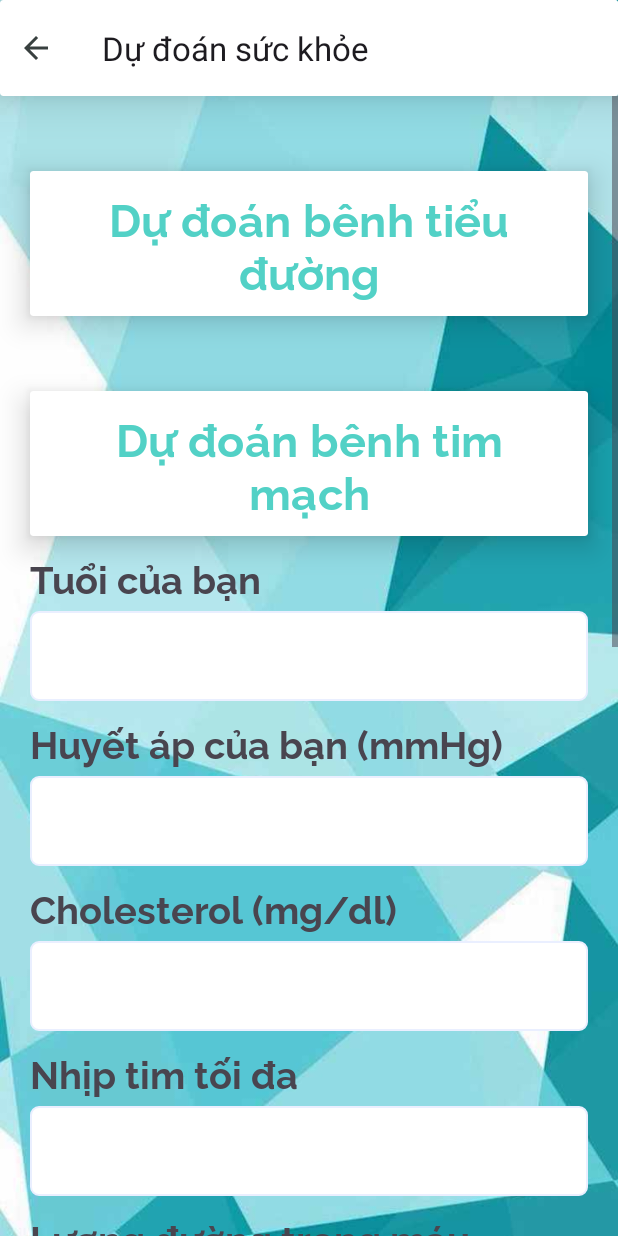
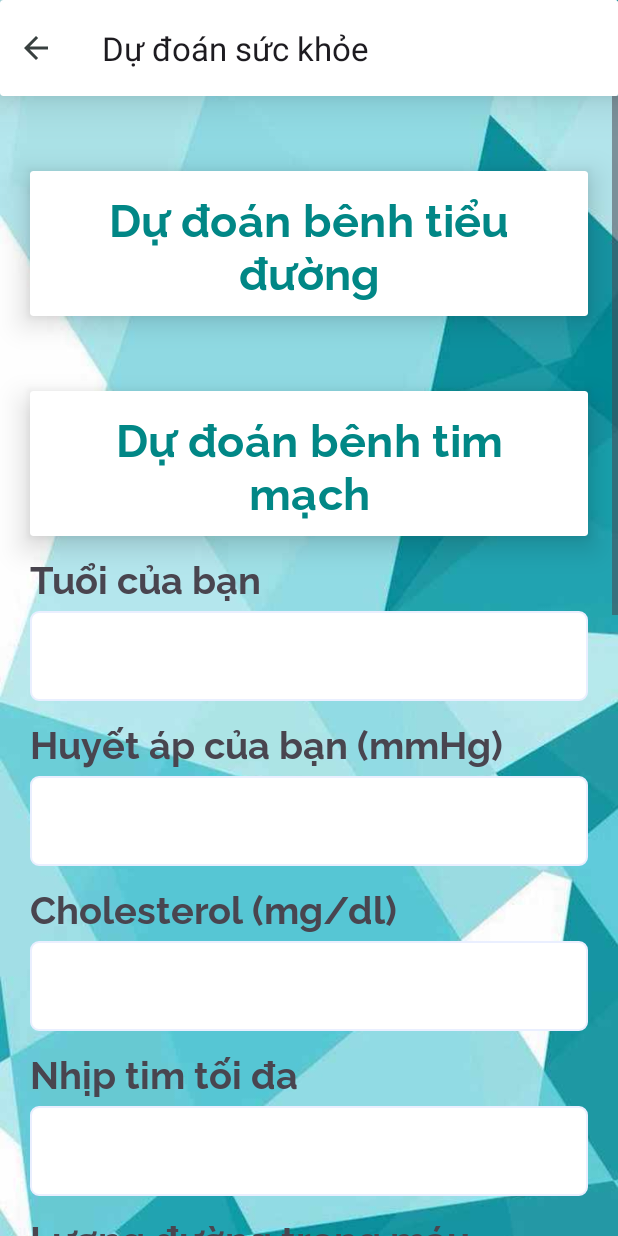
Before and after one commit to Hissatsu265/DoctorOn, an Android app: the layout activity_predict_health.xml on its own in the app's theme, with its tools: preview values and no code run, on a phone screen of 412 x 824 dp. Run offline under Robolectric (Android 15) with nearby library versions, the phone set to English and light mode, and no system bars.

Commit message:
xử lý dự đoán sk

```diff
--- a/app/build.gradle.kts
+++ b/app/build.gradle.kts
@@ -44,6 +44,9 @@ android {
 }
 
 dependencies {
+    implementation("com.squareup.retrofit2:retrofit:2.9.0")
+    implementation("com.squareup.retrofit2:converter-gson:2.9.0")
+
     implementation("com.prolificinteractive:material-calendarview:1.4.3")
     implementation("com.jjoe64:graphview:4.2.2")
     implementation("androidx.core:core-ktx:1.12.0")
--- a/app/src/main/AndroidManifest.xml
+++ b/app/src/main/AndroidManifest.xml
@@ -8,6 +8,7 @@
 
     <application
         android:allowBackup="true"
+        android:usesCleartextTraffic="true"
         android:dataExtractionRules="@xml/data_extraction_rules"
         android:fullBackupContent="@xml/backup_rules"
         android:icon="@mipmap/ic_launcher"
@@ -50,13 +51,13 @@
             android:name=".Activities.Home"
             android:exported="false" />
         <activity
-            android:name=".Activities.MainActivity"
+            android:name=".Activities.Begin"
             android:exported="false" />
         <activity
             android:name=".Activities.Signup"
             android:exported="false" />
         <activity
-            android:name=".Activities.Begin"
+            android:name=".Activities.MainActivity"
             android:exported="true">
             <intent-filter>
                 <action android:name="android.intent.action.MAIN" />
--- a/app/src/main/java/com/example/doctoron/Activities/MainActivity.kt
+++ b/app/src/main/java/com/example/doctoron/Activities/MainActivity.kt
@@ -31,12 +31,12 @@ import com.google.android.material.navigation.NavigationView
 class MainActivity : AppCompatActivity(), NavigationView.OnNavigationItemSelectedListener {
     private lateinit var fragmentManager: FragmentManager
     private lateinit var drawerLayout: androidx.drawerlayout.widget.DrawerLayout
-    var user_ID:String=""
+    var user_ID:String="gTt4CW1WkAVfIWxVcTJEyQ1Akwi2"
     override fun onCreate(savedInstanceState: Bundle?) {
         try {
 
             //---------------truyen user id ------------------------
-            user_ID=intent.getStringExtra("user_ID").toString()
+//            user_ID=intent.getStringExtra("user_ID").toString()
             //----------------------------------------------------
             super.onCreate(savedInstanceState)
             setContentView(R.layout.activity_main)
--- a/app/src/main/res/layout/activity_predict_health.xml
+++ b/app/src/main/res/layout/activity_predict_health.xml
@@ -41,6 +41,7 @@
             android:layout_height="match_parent"
             android:orientation="vertical">
             <androidx.cardview.widget.CardView
+                android:id="@+id/btn_predict_diabete"
                 android:layout_marginTop="50dp"
                 android:layout_marginStart="20dp"
                 android:layout_marginEnd="20dp"
@@ -48,16 +49,18 @@
                 android:layout_height="wrap_content"
                 app:cardElevation="12dp">
                 <Button
+                    android:id="@+id/btn_predict_diabetes"
                     android:fontFamily="@font/font7"
                     android:background="@drawable/rectangle_border_name_primary_radius_8"
                     android:layout_width="match_parent"
                     android:layout_height="wrap_content"
                     android:text="Dự đoán bênh tiểu đường"
-                    android:textColor="@color/cyan_300"
+                    android:textColor="@color/teal_700"
                     android:textSize="30dp"
                     />
             </androidx.cardview.widget.CardView>
             <androidx.cardview.widget.CardView
+                android:id="@+id/btn_predict_heart"
                 android:layout_marginTop="50dp"
                 android:layout_marginStart="20dp"
                 android:layout_marginEnd="20dp"
@@ -65,16 +68,18 @@
                 android:layout_height="wrap_content"
                 app:cardElevation="12dp">
                 <Button
+                    android:id="@+id/btn_predict_heart1"
                     android:fontFamily="@font/font7"
                     android:background="@drawable/rectangle_border_name_primary_radius_8"
                     android:layout_width="match_parent"
                     android:layout_height="wrap_content"
                     android:text="Dự đoán bênh tim mạch"
-                    android:textColor="@color/cyan_300"
+                    android:textColor="@color/teal_700"
                     android:textSize="30dp"
                     />
             </androidx.cardview.widget.CardView>
             <LinearLayout
+                android:id="@+id/ll_heart"
                 android:layout_marginTop="10dp"
                 android:layout_marginStart="20dp"
                 android:layout_marginEnd="20dp"
@@ -90,6 +95,7 @@
                     android:layout_marginBottom="5dp"
                     android:textSize="25dp"/>
                 <EditText
+                    android:id="@+id/heart_age"
                     android:background="@drawable/rectangle_bg_name_primary_border_name_blue_50_radius_5"
                     android:layout_width="match_parent"
                     android:layout_height="60dp"
@@ -105,6 +111,7 @@
                     android:layout_marginBottom="5dp"
                     android:textSize="25dp"/>
                 <EditText
+                    android:id="@+id/heart_tres"
                     android:background="@drawable/rectangle_bg_name_primary_border_name_blue_50_radius_5"
                     android:layout_width="match_parent"
                     android:layout_height="60dp"
@@ -120,6 +127,7 @@
                     android:layout_marginBottom="5dp"
                     android:textSize="25dp"/>
                 <EditText
+                    android:id="@+id/heart_chol"
                     android:background="@drawable/rectangle_bg_name_primary_border_name_blue_50_radius_5"
                     android:layout_width="match_parent"
                     android:layout_height="60dp"
@@ -135,6 +143,7 @@
                     android:layout_marginBottom="5dp"
                     android:textSize="25dp"/>
                 <EditText
+                    android:id="@+id/heart_thalach"
                     android:background="@drawable/rectangle_bg_name_primary_border_name_blue_50_radius_5"
                     android:layout_width="match_parent"
                     android:layout_height="60dp"
@@ -150,6 +159,7 @@
                     android:layout_marginBottom="5dp"
                     android:textSize="25dp"/>
                 <EditText
+                    android:id="@+id/heart_fbs"
                     android:background="@drawable/rectangle_bg_name_primary_border_name_blue_50_radius_5"
                     android:layout_width="match_parent"
                     android:layout_height="60dp"
@@ -165,6 +175,7 @@
                     android:layout_marginBottom="5dp"
                     android:textSize="25dp"/>
                 <EditText
+                    android:id="@+id/heart_oldpeak"
                     android:background="@drawable/rectangle_bg_name_primary_border_name_blue_50_radius_5"
                     android:layout_width="match_parent"
                     android:layout_height="60dp"
@@ -184,6 +195,7 @@
                     android:layout_height="wrap_content"
                     android:orientation="horizontal">
                     <RadioButton
+                        android:id="@+id/heart_sex_nam"
                         android:layout_weight="1"
                         android:layout_width="wrap_content"
                         android:layout_height="wrap_content"
@@ -191,6 +203,7 @@
                         android:fontFamily="@font/font7"
                         android:textSize="24dp"/>
                     <RadioButton
+                        android:id="@+id/heart_sex_nu"
                         android:layout_weight="1"
                         android:layout_width="wrap_content"
                         android:layout_height="wrap_content"
@@ -211,6 +224,7 @@
                     android:layout_height="wrap_content"
                     android:orientation="horizontal">
                     <RadioButton
+                        android:id="@+id/heart_restec_bt"
                         android:layout_weight="1"
                         android:layout_width="wrap_content"
                         android:layout_height="wrap_content"
@@ -218,6 +232,7 @@
                         android:fontFamily="@font/font7"
                         android:textSize="24dp"/>
                     <RadioButton
+                        android:id="@+id/heart_restec_kbt"
                         android:layout_weight="1"
                         android:layout_width="wrap_content"
                         android:layout_height="wrap_content"
@@ -239,6 +254,7 @@
                     android:layout_height="wrap_content"
                     android:orientation="horizontal">
                     <RadioButton
+                        android:id="@+id/heart_exang_yes"
                         android:layout_weight="1"
                         android:layout_width="wrap_content"
                         android:layout_height="wrap_content"
@@ -246,6 +262,7 @@
                         android:fontFamily="@font/font7"
                         android:textSize="24dp"/>
                     <RadioButton
+                        android:id="@+id/heart_exang_no"
                         android:layout_weight="1"
                         android:layout_width="wrap_content"
                         android:layout_height="wrap_content"
@@ -266,6 +283,7 @@
                     android:layout_height="wrap_content"
                     android:orientation="horizontal">
                     <RadioButton
+                        android:id="@+id/heart_ca_0"
                         android:layout_weight="1"
                         android:layout_width="wrap_content"
                         android:layout_height="wrap_content"
@@ -273,6 +291,7 @@
                         android:fontFamily="@font/font7"
                         android:textSize="24dp"/>
                     <RadioButton
+                        android:id="@+id/heart_ca_1"
                         android:layout_weight="1"
                         android:layout_width="wrap_content"
                         android:layout_height="wrap_content"
@@ -280,6 +299,7 @@
                         android:fontFamily="@font/font7"
                         android:textSize="24dp"/>
                     <RadioButton
+                        android:id="@+id/heart_ca_2"
                         android:layout_weight="1"
                         android:layout_width="wrap_content"
                         android:layout_height="wrap_content"
@@ -287,6 +307,7 @@
                         android:fontFamily="@font/font7"
                         android:textSize="24dp"/>
                     <RadioButton
+                        android:id="@+id/heart_ca_3"
                         android:layout_weight="1"
                         android:layout_width="wrap_content"
                         android:layout_height="wrap_content"
@@ -307,6 +328,7 @@
                     android:layout_height="wrap_content"
                     android:orientation="horizontal">
                     <RadioButton
+                        android:id="@+id/heart_cp_1"
                         android:layout_weight="1"
                         android:layout_width="wrap_content"
                         android:layout_height="wrap_content"
@@ -314,6 +336,7 @@
                         android:fontFamily="@font/font7"
                         android:textSize="24dp"/>
                     <RadioButton
+                        android:id="@+id/heart_cp_2"
                         android:layout_weight="1"
                         android:layout_width="wrap_content"
                         android:layout_height="wrap_content"
@@ -321,6 +344,7 @@
                         android:fontFamily="@font/font7"
                         android:textSize="24dp"/>
                     <RadioButton
+                        android:id="@+id/heart_cp_3"
                         android:layout_weight="1"
                         android:layout_width="wrap_content"
                         android:layout_height="wrap_content"
@@ -328,6 +352,7 @@
                         android:fontFamily="@font/font7"
                         android:textSize="24dp"/>
                     <RadioButton
+                        android:id="@+id/heart_cp_4"
                         android:layout_weight="1"
                         android:layout_width="wrap_content"
                         android:layout_height="wrap_content"
@@ -348,6 +373,7 @@
                     android:layout_height="wrap_content"
                     android:orientation="horizontal">
                     <RadioButton
+                        android:id="@+id/heart_thal_0"
                         android:layout_weight="1"
                         android:layout_width="wrap_content"
                         android:layout_height="wrap_content"
@@ -355,6 +381,7 @@
                         android:fontFamily="@font/font7"
                         android:textSize="24dp"/>
                     <RadioButton
+                        android:id="@+id/heart_thal_1"
                         android:layout_weight="1"
                         android:layout_width="wrap_content"
                         android:layout_height="wrap_content"
@@ -362,6 +389,7 @@
                         android:fontFamily="@font/font7"
                         android:textSize="24dp"/>
                     <RadioButton
+                        android:id="@+id/heart_thal_2"
                         android:layout_weight="1"
                         android:layout_width="wrap_content"
                         android:layout_height="wrap_content"
@@ -369,6 +397,7 @@
                         android:fontFamily="@font/font7"
                         android:textSize="24dp"/>
                     <RadioButton
+                        android:id="@+id/heart_thal_3"
                         android:layout_weight="1"
                         android:layout_width="wrap_content"
                         android:layout_height="wrap_content"
@@ -376,7 +405,44 @@
                         android:fontFamily="@font/font7"
                         android:textSize="24dp"/>
                 </LinearLayout>
+                <TextView
+                    android:fontFamily="@font/font7"
+                    android:layout_marginTop="10dp"
+                    android:layout_width="wrap_content"
+                    android:layout_height="wrap_content"
+                    android:text="Độ dốc đỉnh ST khi tập thể dục"
+                    android:layout_marginBottom="5dp"
+                    android:textSize="25dp"/>
+                <LinearLayout
+                    android:layout_width="match_parent"
+                    android:layout_height="wrap_content"
+                    android:orientation="horizontal">
+                    <RadioButton
+                        android:id="@+id/heart_slope_0"
+                        android:layout_weight="1"
+                        android:layout_width="wrap_content"
+                        android:layout_height="wrap_content"
+                        android:text="bình thường"
+                        android:fontFamily="@font/font7"
+                        android:textSize="24dp"/>
+                    <RadioButton
+                        android:id="@+id/heart_slope_1"
+                        android:layout_weight="1"
+                        android:layout_width="wrap_content"
+                        android:layout_height="wrap_content"
+                        android:text="tăng"
+                        android:fontFamily="@font/font7"
+                        android:textSize="24dp"/>
+                    <RadioButton
+                        android:id="@+id/heart_slope_2"
+                        android:layout_weight="1"
+                        android:layout_width="wrap_content"
+                        android:layout_height="wrap_content"
+                        android:text="giảm"
+                        android:fontFamily="@font/font7"
+                        android:textSize="24dp"/>
 
+                </LinearLayout>
             </LinearLayout>
 
         </LinearLayout>
--- a/app/src/main/res/layout/fragment_calender.xml
+++ b/app/src/main/res/layout/fragment_calender.xml
@@ -31,7 +31,8 @@
             android:text="Ghi chú"
             android:layout_margin="10dp"
             android:textStyle="bold"
-            android:textSize="25dp"
+            android:textSize="35dp"
+
             />
         <androidx.recyclerview.widget.RecyclerView
             android:layout_width="match_parent"
```
Also changed, not shown: app/src/main/java/com/example/doctoron/Activities/Predict_health.kt (+147 -0 lines), app/src/main/java/com/example/doctoron/Objects/PredictionResponse.kt (added, +10 -0 lines).
